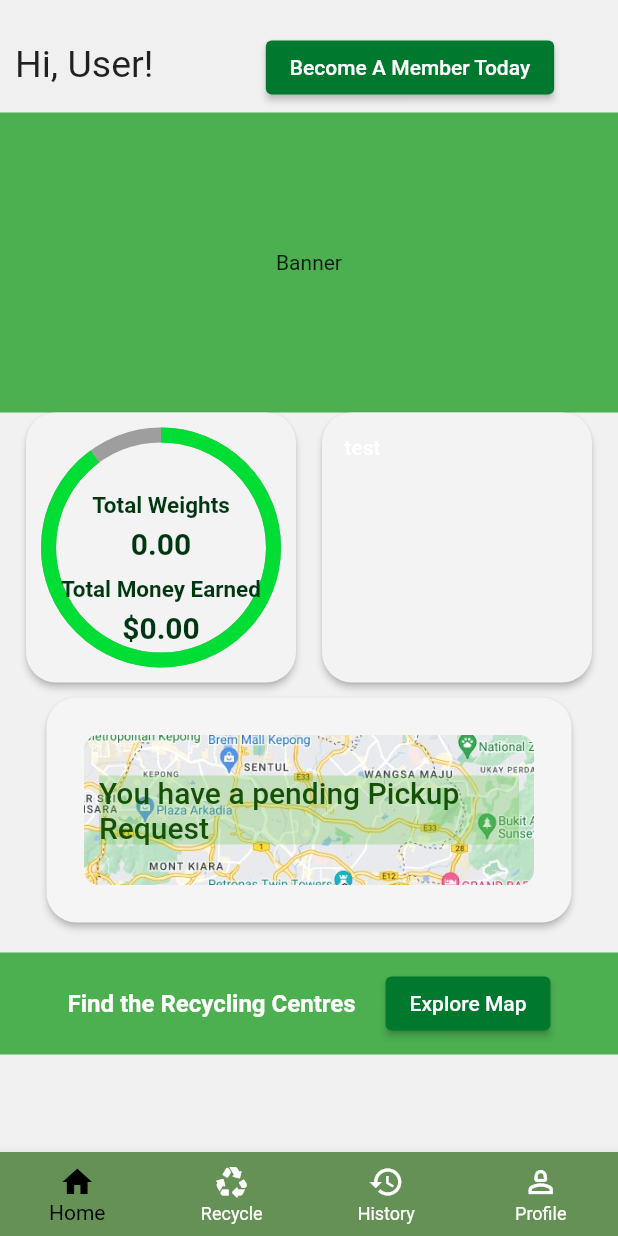
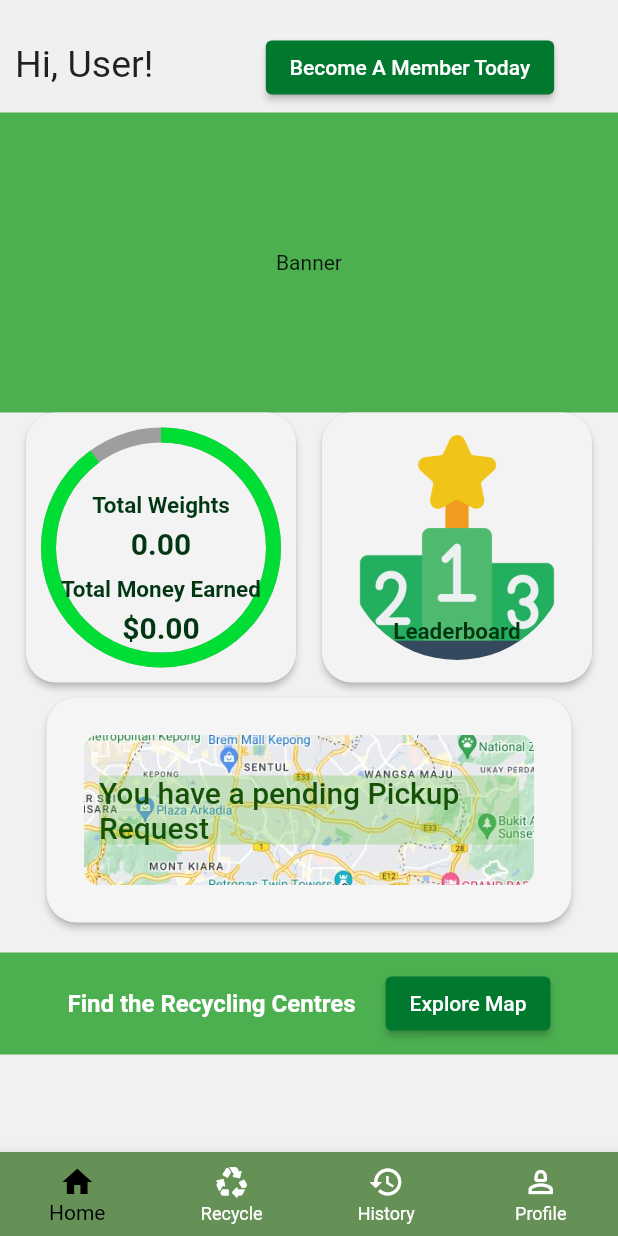
Before and after one commit to nazranyusri/Recycling-Mobile-Application, a Flutter app: the HomePageUser screen opened by its route, on a phone screen of 412 x 824 dp. Run offline on Flutter 3.47's test engine with Material 2 defaults, Android fonts, the light colour scheme and no system bars; our stand-ins replace cloud_firestore, firebase_auth, firebase_core; missing offline and left inert: stripe_payment; accounts and stored records are empty; statements that could not run were skipped.

Commit message:
leaderboard

```diff
--- a/lib/HomePage.dart
+++ b/lib/HomePage.dart
@@ -13,7 +13,6 @@ import 'package:recytrack/LocationPage.dart';
 import 'package:recytrack/UserRequestPage.dart';
 import 'package:recytrack/leaderboard.dart';
 import 'package:recytrack/HistoryHelper.dart';
-
 
 class RedirectPage extends StatefulWidget {
   RedirectPage({required this.userId});
@@ -77,7 +76,10 @@ class _HomePageState1 extends State<HomePageUser> {
   late PageController _pageController;
 
   Future<bool> getPickupStatus(String username) async {
-  final pickupDoc = await FirebaseFirestore.instance.collection('pickup').doc(username).get();
+    final pickupDoc = await FirebaseFirestore.instance
+        .collection('pickup')
+        .doc(username)
+        .get();
     return pickupDoc.exists && pickupDoc.data()?['status'] == false;
   }
 
@@ -88,10 +90,8 @@ class _HomePageState1 extends State<HomePageUser> {
         CollectionReference recycleCollection =
             FirebaseFirestore.instance.collection('recycle');
 
-        QuerySnapshot querySnapshot = await recycleCollection
-            .doc(user.email)
-            .collection('data')
-            .get();
+        QuerySnapshot querySnapshot =
+            await recycleCollection.doc(user.email).collection('data').get();
 
         List<Map<String, dynamic>> history = querySnapshot.docs
             .map((doc) => doc.data() as Map<String, dynamic>)
@@ -102,8 +102,7 @@ class _HomePageState1 extends State<HomePageUser> {
         });
       }
     } catch (error) {
-      setState(() {
-      });
+      setState(() {});
     }
   }
 
@@ -138,7 +137,7 @@ class _HomePageState1 extends State<HomePageUser> {
 
     double totalWeights = 0;
     double totalMoney = 0;
-    if (recycleHistory != null ){
+    if (recycleHistory != null) {
       totalWeights = calculateTotalWeight(recycleHistory!);
       totalMoney = calculateTotalMoney(recycleHistory!);
     }
@@ -180,7 +179,8 @@ class _HomePageState1 extends State<HomePageUser> {
             controller: _pageController,
             physics: NeverScrollableScrollPhysics(),
             children: [
-              HomeScreenUser(totalWeights: totalWeights, totalMoney: totalMoney),
+              HomeScreenUser(
+                  totalWeights: totalWeights, totalMoney: totalMoney),
               RecyclePage(),
               HistoryPage(),
               ProfilePage(),
@@ -225,11 +225,16 @@ class HomeScreenUser extends StatelessWidget {
   const HomeScreenUser({required this.totalWeights, required this.totalMoney});
 
   Future<bool> getPickupStatus(String username) async {
-      final pickupDoc = await FirebaseFirestore.instance.collection('pickup').doc(username).get();
+    final pickupDoc = await FirebaseFirestore.instance
+        .collection('pickup')
+        .doc(username)
+        .get();
     return pickupDoc.exists && pickupDoc.data()?['status'] == false;
   }
+
   Future<String> getUsername(String userID) async {
-    final userDoc = await FirebaseFirestore.instance.collection('users').doc(userID).get();
+    final userDoc =
+        await FirebaseFirestore.instance.collection('users').doc(userID).get();
     return userDoc.data()?['username'] ?? 'No username';
   }
 
@@ -237,13 +242,12 @@ class HomeScreenUser extends StatelessWidget {
   Widget build(BuildContext context) {
     User? firebaseUser = FirebaseAuth.instance.currentUser;
     Future<String> username = getUsername(firebaseUser!.uid);
-  Future<bool> pickupStatus = username.then((username) => getPickupStatus(username));
+    Future<bool> pickupStatus =
+        username.then((username) => getPickupStatus(username));
     return SingleChildScrollView(
       child: Column(
-
         // mainAxisAlignment: MainAxisAlignment.spaceEvenly,
         children: [
-
           Container(
             height: 75,
             color: Color.fromARGB(240, 240, 240, 240),
@@ -275,7 +279,6 @@ class HomeScreenUser extends StatelessWidget {
               ],
             ),
           ),
-
           Container(
             height: 200,
             color: Colors.green,
@@ -287,8 +290,8 @@ class HomeScreenUser extends StatelessWidget {
             children: [
               ElevatedButton(
                 style: ElevatedButton.styleFrom(
-                  padding: const EdgeInsets.only(left: 15,right: 15, top: 15, bottom: 15),
-
+                  padding: const EdgeInsets.only(
+                      left: 15, right: 15, top: 15, bottom: 15),
                   shape: RoundedRectangleBorder(
                     borderRadius: BorderRadius.circular(20),
                   ),
@@ -301,10 +304,8 @@ class HomeScreenUser extends StatelessWidget {
                     context,
                     MaterialPageRoute(builder: (context) => HistoryPage()),
                   );
-                },child:
-
-
-                 Container(
+                },
+                child: Container(
                   width: 150,
                   height: 150,
                   padding: EdgeInsetsDirectional.all(0),
@@ -320,7 +321,8 @@ class HomeScreenUser extends StatelessWidget {
                     children: [
                       CircularProgressIndicator(
                         value: 0.9,
-                        valueColor: AlwaysStoppedAnimation<Color>(Color.fromRGBO(0, 221, 52, 1)),
+                        valueColor: AlwaysStoppedAnimation<Color>(
+                            Color.fromRGBO(0, 221, 52, 1)),
                         backgroundColor: Colors.grey,
                         strokeWidth: 10,
                       ),
@@ -379,8 +381,12 @@ class HomeScreenUser extends StatelessWidget {
               // Leaderboard
               ElevatedButton(
                 style: ElevatedButton.styleFrom(
-                  padding: const EdgeInsets.only(left: 15,right: 15, top: 15, bottom: 15),
-
+                  padding: const EdgeInsets.only(
+                    left: 15,
+                    right: 15,
+                    top: 15,
+                    bottom: 15,
+                  ),
                   shape: RoundedRectangleBorder(
                     borderRadius: BorderRadius.circular(20),
                   ),
@@ -391,62 +397,49 @@ class HomeScreenUser extends StatelessWidget {
                 onPressed: () {
                   Navigator.push(
                     context,
-                    MaterialPageRoute(builder: (context) => LeaderboardPage()),
+                    MaterialPageRoute(
+                      builder: (context) => LeaderboardPage(),
+                    ),
                   );
-                },child:
-
-
-                 Container(
+                },
+                child: Container(
                   width: 150,
                   height: 150,
                   padding: EdgeInsetsDirectional.all(0),
                   margin: EdgeInsetsDirectional.all(0),
-                  // decoration: BoxDecoration(
-                  //   color: Colors.white,
-                  //   borderRadius: BorderRadius.circular(20),
-                  // ),
-                  // padding: const EdgeInsets.only(left: 5,right: 5, top: 5, bottom: 5),
-                  child:
-
-                const Text(
-                    'test'
-                    // alignment: Alignment.center,
-                    // fit: StackFit.expand,
-                    // children: [
-
-                    //   CircularProgressIndicator(
-                    //     value: 0.9, // Set the progress value here
-                    //     valueColor: AlwaysStoppedAnimation<Color>(
-                    //         Color.fromRGBO(0, 221, 52, 1)),
-                    //     backgroundColor: Colors.grey,
-                    //     strokeWidth: 10,
-                    //   ),
-
-                    //   Icon(
-                    //     Icons.check,
-                    //     size: 50,
-                    //     color: Color.fromARGB(255, 0, 107, 25),
-                    //   ),
-                    //   Positioned(
-                    //     bottom: 10,
-                    //     child: Text(
-                    //       '9/10 '
-                    //       'items recycled',
-                    //       style: TextStyle(
-                    //         color: Color.fromRGBO(0, 54, 18, 1),
-                    //         fontSize: 15,
-                    //         fontWeight: FontWeight.bold,
-                    //       ),
-                    //     ),
-                    //   ),
-                    // ],
-
+                  child: Stack(
+                    alignment: Alignment.center,
+                    fit: StackFit.expand,
+                    children: [
+                      ClipOval(
+                        child: Image.asset(
+                          'assets/images/leaderboard.png', // Replace with your image asset path
+                          width: 60,
+                          height: 70,
+                          fit: BoxFit.cover,
+                        ),
+                      ),
+                      Positioned(
+                        bottom: 10,
+                        child: Column(
+                          children: [
+                            Text(
+                              'Leaderboard',
+                              style: TextStyle(
+                                color: Color.fromRGBO(0, 54, 18, 1),
+                                fontSize: 15,
+                                fontWeight: FontWeight.bold,
+                              ),
+                            ),
+                          ],
+                        ),
+                      ),
+                    ],
                   ),
                 ),
               ),
             ],
           ),
-
           Center(
             child: Container(
               margin: EdgeInsetsDirectional.all(10),
@@ -454,15 +447,18 @@ class HomeScreenUser extends StatelessWidget {
                 future: pickupStatus,
                 builder: (context, snapshot) {
                   if (snapshot.connectionState == ConnectionState.waiting) {
-                    return CircularProgressIndicator();  // Show loading indicator while waiting for data
+                    return CircularProgressIndicator(); // Show loading indicator while waiting for data
                   } else if (snapshot.hasError) {
-                    return Text('Error: ${snapshot.error}');  // Show error message if there's an error
+                    return Text(
+                        'Error: ${snapshot.error}'); // Show error message if there's an error
                   } else {
                     String buttonText;
                     if (snapshot.data == true) {
-                      buttonText = 'You have a pending Pickup Request';  // Show 'Pickup Pending' if pickup status is true
+                      buttonText =
+                          'You have a pending Pickup Request'; // Show 'Pickup Pending' if pickup status is true
                     } else {
-                      buttonText = 'Request Waste Pickup';  // Show 'Request Waste Pickup' otherwise
+                      buttonText =
+                          'Request Waste Pickup'; // Show 'Request Waste Pickup' otherwise
                     }
 
                     Widget textWidget;
@@ -497,7 +493,8 @@ class HomeScreenUser extends StatelessWidget {
                       onPressed: () {
                         Navigator.push(
                           context,
-                          MaterialPageRoute(builder: (context) => UserRequestPage()),
+                          MaterialPageRoute(
+                              builder: (context) => UserRequestPage()),
                         );
                       },
                       child: Container(
@@ -506,7 +503,8 @@ class HomeScreenUser extends StatelessWidget {
                         decoration: BoxDecoration(
                           borderRadius: BorderRadius.circular(10),
                           image: DecorationImage(
-                            image: AssetImage('assets/images/wmsp_homepage_button2.jpeg'),
+                            image: AssetImage(
+                                'assets/images/wmsp_homepage_button2.jpeg'),
                             fit: BoxFit.cover,
                           ),
                         ),
@@ -516,7 +514,8 @@ class HomeScreenUser extends StatelessWidget {
                             mainAxisAlignment: MainAxisAlignment.center,
                             children: [
                               Container(
-                                color: Color.fromARGB(76, 108, 196, 74), // Set the background color of the container
+                                color: Color.fromARGB(76, 108, 196,
+                                    74), // Set the background color of the container
                                 child: textWidget,
                               ),
                             ],
@@ -528,17 +527,14 @@ class HomeScreenUser extends StatelessWidget {
                 },
               ),
             ),
-
-
           ),
-
           Container(
             margin: const EdgeInsets.only(top: 10, bottom: 20),
             padding: EdgeInsets.only(top: 10, bottom: 10),
             color: Colors.green,
             child: Row(
               mainAxisAlignment: MainAxisAlignment.center,
-                    children:[
+              children: [
                 // color: Colors.green[900],
                 // Container(
                 // ColoredBox(
@@ -568,13 +564,11 @@ class HomeScreenUser extends StatelessWidget {
                         MaterialPageRoute(builder: (context) => LocationPage()),
                       );
                     },
-
                   ),
                 ),
               ],
               //   ),
               // ),
-
 
               // Card(
               //   color: Color.fromARGB(255, 0, 24, 1),
--- a/lib/leaderboard.dart
+++ b/lib/leaderboard.dart
@@ -195,7 +195,8 @@ class LeaderboardPageState extends State<LeaderboardPage> {
                     child: Column(
                       children: [
                         CircleAvatar(
-                          // backgroundImage: AssetImage('assets/images/keng.jpg'),
+                          backgroundImage:
+                              AssetImage('assets/images/leaderboard.png'),
                           radius: 40,
                         ),
                         SizedBox(height: 10),
@@ -253,7 +254,7 @@ class LeaderboardPageState extends State<LeaderboardPage> {
                   ),
                   SizedBox(height: 20),
                   Text(
-                    "Leaderboard",
+                    "Rankings",
                     style: TextStyle(fontSize: 24, fontWeight: FontWeight.bold),
                   ),
                   SizedBox(height: 10),
--- a/pubspec.yaml
+++ b/pubspec.yaml
@@ -65,7 +65,7 @@ flutter:
     - assets/images/wmsp_homepage_button1.jpg
     - assets/images/wmsp_homepage_button2.jpeg
     - assets/images/wmsp_homepage_button3.jpg
-
+    - assets/images/leaderboard.png
   fonts:
     - family: Montserrat
       fonts:
```
Also changed, not shown: assets/images/leaderboard.png (added). Lines whose indentation alone changed are shown as unchanged.
